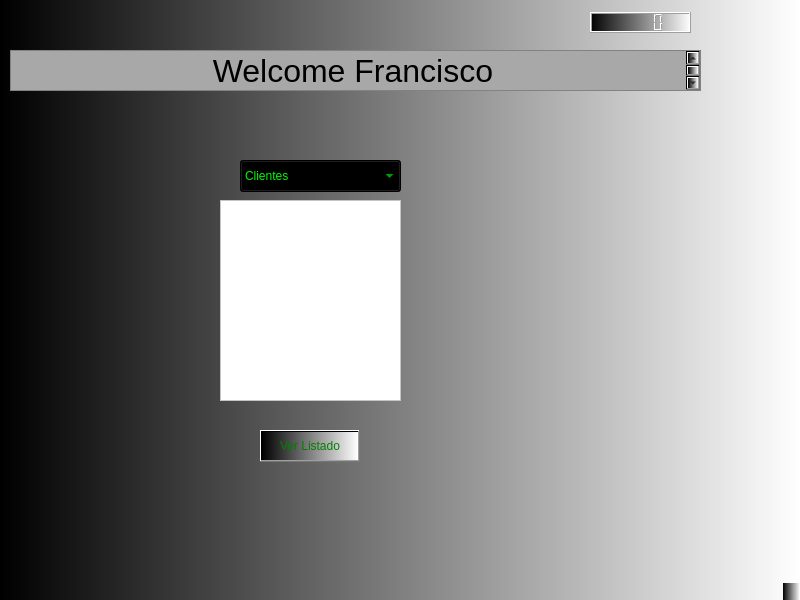
Old version of the form mainwindow.ui in the repository Kaouruk/Comercio-Electronico.
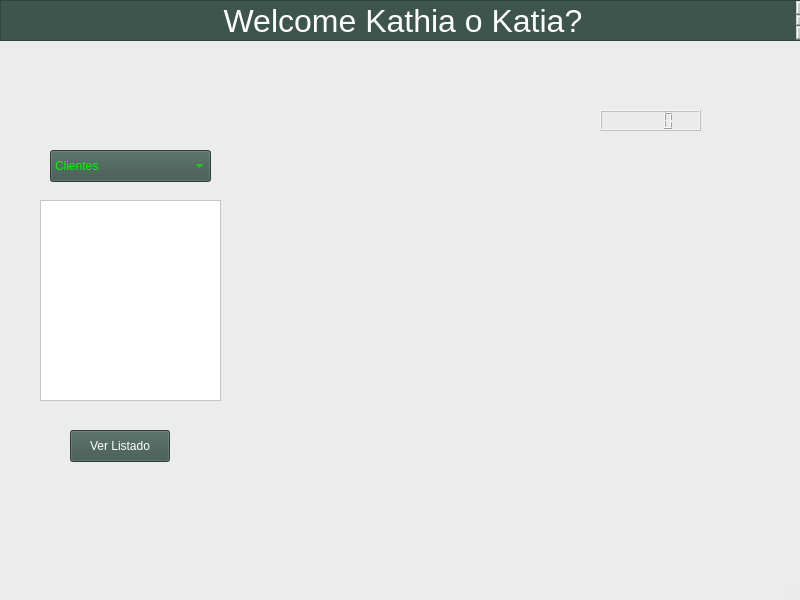
New version of the form.

Patch:
```diff
--- a/mainwindow.ui
+++ b/mainwindow.ui
@@ -14,21 +14,24 @@
    <string>MainWindow</string>
   </property>
   <property name="styleSheet">
-   <string notr="true">background-color:qlineargradient(spread:pad, x1:0, y1:0, x2:1, y2:0, stop:0 rgba(0, 0, 0, 255), stop:1 rgba(255, 255, 255, 255))</string>
+   <string notr="true">background-color:rgba(235, 235, 235, 140);</string>
   </property>
   <widget class="QWidget" name="centralwidget">
    <widget class="QTextEdit" name="textEdit">
     <property name="geometry">
      <rect>
-      <x>10</x>
-      <y>50</y>
-      <width>691</width>
+      <x>0</x>
+      <y>0</y>
+      <width>811</width>
       <height>41</height>
      </rect>
     </property>
     <property name="styleSheet">
-     <string notr="true">background-color:rgb(168, 168, 168);
-color: black;</string>
+     <string notr="true">background-color:rgb(61, 85, 76);
+color: white;</string>
+    </property>
+    <property name="readOnly">
+     <bool>true</bool>
     </property>
     <property name="html">
      <string>&lt;!DOCTYPE HTML PUBLIC &quot;-//W3C//DTD HTML 4.0//EN&quot; &quot;http://www.w3.org/TR/REC-html40/strict.dtd&quot;&gt;
@@ -37,14 +40,14 @@
 hr { height: 1px; border-width: 0; }
 li.unchecked::marker { content: &quot;\2610&quot;; }
 li.checked::marker { content: &quot;\2612&quot;; }
-&lt;/style&gt;&lt;/head&gt;&lt;body style=&quot; font-family:'Segoe UI'; font-size:9pt; font-weight:400; font-style:normal;&quot;&gt;
-&lt;p align=&quot;center&quot; style=&quot; margin-top:0px; margin-bottom:0px; margin-left:0px; margin-right:0px; -qt-block-indent:0; text-indent:0px;&quot;&gt;&lt;span style=&quot; font-family:'.AppleSystemUIFont'; font-size:24pt;&quot;&gt; Welcome Francisco&lt;/span&gt;&lt;/p&gt;&lt;/body&gt;&lt;/html&gt;</string>
+&lt;/style&gt;&lt;/head&gt;&lt;body style=&quot; font-family:'.AppleSystemUIFont'; font-size:13pt; font-weight:400; font-style:normal;&quot;&gt;
+&lt;p align=&quot;center&quot; style=&quot; margin-top:0px; margin-bottom:0px; margin-left:0px; margin-right:0px; -qt-block-indent:0; text-indent:0px;&quot;&gt;&lt;span style=&quot; font-size:24pt;&quot;&gt; Welcome Kathia o Katia?&lt;/span&gt;&lt;/p&gt;&lt;/body&gt;&lt;/html&gt;</string>
     </property>
    </widget>
    <widget class="QTextBrowser" name="txtListas">
     <property name="geometry">
      <rect>
-      <x>220</x>
+      <x>40</x>
       <y>200</y>
       <width>181</width>
       <height>201</height>
@@ -58,8 +61,8 @@
    <widget class="QLCDNumber" name="lcdNumber">
     <property name="geometry">
      <rect>
-      <x>590</x>
-      <y>12</y>
+      <x>600</x>
+      <y>110</y>
       <width>101</width>
       <height>21</height>
      </rect>
@@ -68,14 +71,15 @@
    <widget class="QPushButton" name="buttonMostrarListado">
     <property name="geometry">
      <rect>
-      <x>260</x>
+      <x>70</x>
       <y>430</y>
       <width>100</width>
       <height>32</height>
      </rect>
     </property>
     <property name="styleSheet">
-     <string notr="true">color:green;</string>
+     <string notr="true">background-color:rgb(61, 85, 76);
+color: white;</string>
     </property>
     <property name="text">
      <string>Ver Listado</string>
@@ -84,14 +88,15 @@
    <widget class="QComboBox" name="inputTipoListado">
     <property name="geometry">
      <rect>
-      <x>240</x>
-      <y>160</y>
+      <x>50</x>
+      <y>150</y>
       <width>161</width>
       <height>32</height>
      </rect>
     </property>
     <property name="styleSheet">
-     <string notr="true">color:rgb(0, 249, 0);</string>
+     <string notr="true">color:rgb(0, 249, 0);
+background-color:rgb(61, 85, 76);</string>
     </property>
     <item>
      <property name="text">
```
Left out of the diff: 5 changed lines with no effect on the pictures.
